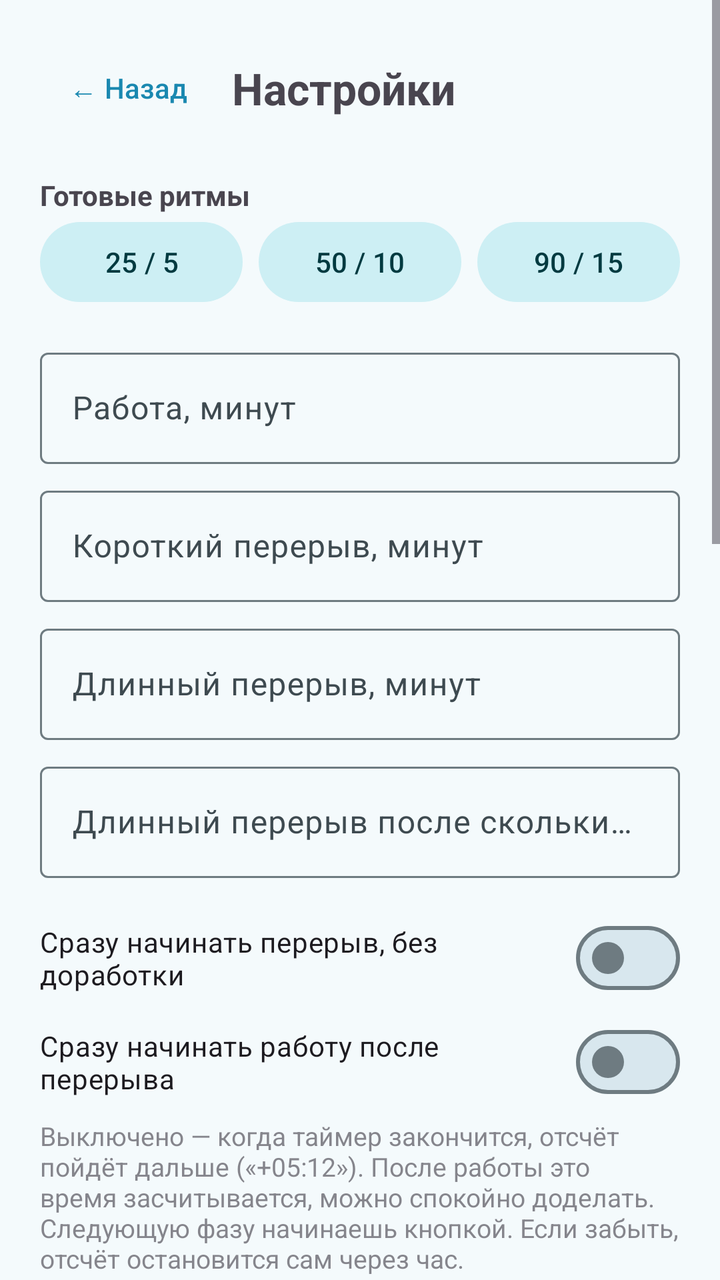
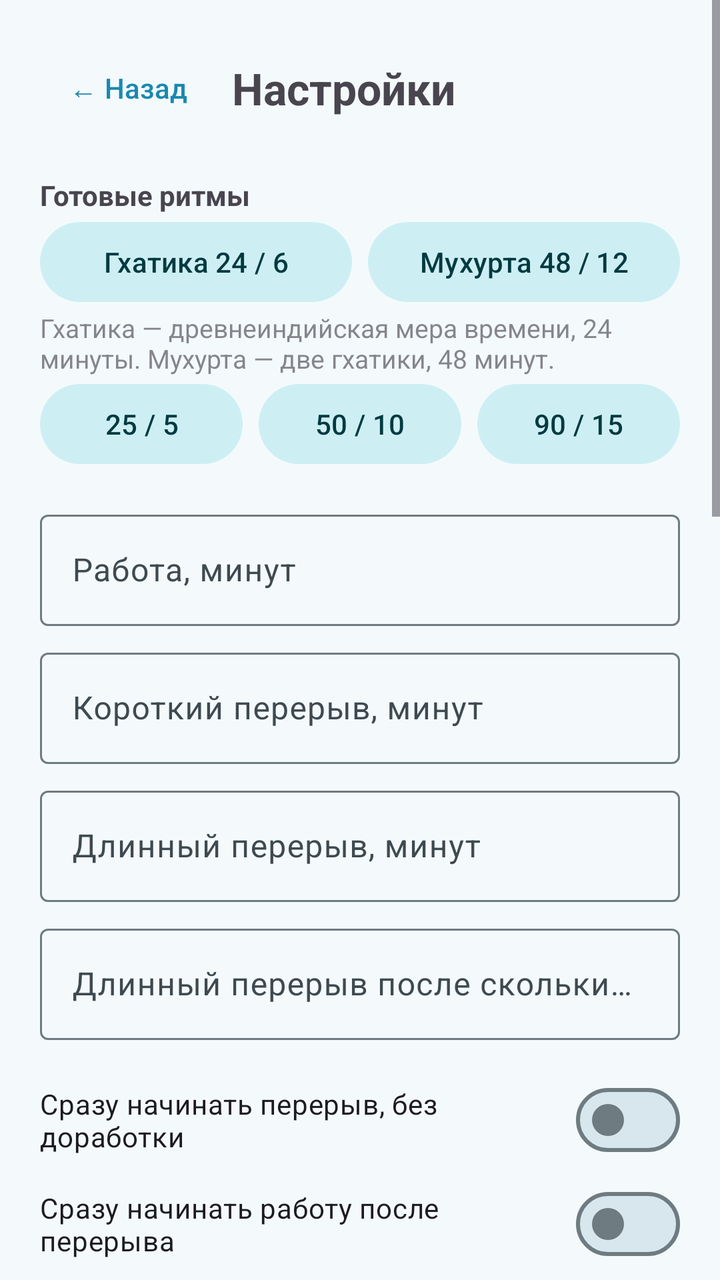

Screens rendered from an Android XML layout before and after an edit, with the pre-edit source and the edit as a unified diff.
<!-- AndroidManifest.xml: application theme Theme.Pomo -->
<!-- res/layout/activity_settings.xml -->
<?xml version="1.0" encoding="utf-8"?>
<ScrollView xmlns:android="http://schemas.android.com/apk/res/android"
    android:layout_width="match_parent"
    android:layout_height="match_parent">

    <LinearLayout
        android:layout_width="match_parent"
        android:layout_height="wrap_content"
        android:orientation="vertical"
        android:padding="20dp">

        <LinearLayout
            android:layout_width="match_parent"
            android:layout_height="wrap_content"
            android:gravity="center_vertical"
            android:orientation="horizontal">

            <com.google.android.material.button.MaterialButton
                android:id="@+id/backButton"
                style="@style/Widget.Material3.Button.TextButton"
                android:layout_width="wrap_content"
                android:layout_height="wrap_content"
                android:text="← Назад" />

            <TextView
                android:layout_width="wrap_content"
                android:layout_height="wrap_content"
                android:layout_marginStart="8dp"
                android:text="Настройки"
                android:textSize="22sp"
                android:textStyle="bold" />
        </LinearLayout>

        <TextView
            android:layout_width="wrap_content"
            android:layout_height="wrap_content"
            android:layout_marginTop="20dp"
            android:text="Готовые ритмы"
            android:textStyle="bold" />

        <LinearLayout
            android:layout_width="match_parent"
            android:layout_height="wrap_content"
            android:orientation="horizontal">

            <com.google.android.material.button.MaterialButton
                android:id="@+id/preset25"
                style="@style/Widget.Material3.Button.TonalButton"
                android:layout_width="0dp"
                android:layout_height="wrap_content"
                android:layout_marginEnd="4dp"
                android:layout_weight="1"
                android:text="25 / 5" />

            <com.google.android.material.button.MaterialButton
                android:id="@+id/preset50"
                style="@style/Widget.Material3.Button.TonalButton"
                android:layout_width="0dp"
                android:layout_height="wrap_content"
                android:layout_marginStart="4dp"
                android:layout_marginEnd="4dp"
                android:layout_weight="1"
                android:text="50 / 10" />

            <com.google.android.material.button.MaterialButton
                android:id="@+id/preset90"
                style="@style/Widget.Material3.Button.TonalButton"
                android:layout_width="0dp"
                android:layout_height="wrap_content"
                android:layout_marginStart="4dp"
                android:layout_weight="1"
                android:text="90 / 15" />
        </LinearLayout>

        <com.google.android.material.textfield.TextInputLayout
            style="@style/Widget.Material3.TextInputLayout.OutlinedBox"
            android:layout_width="match_parent"
            android:layout_height="wrap_content"
            android:layout_marginTop="16dp"
            android:hint="Работа, минут">

            <com.google.android.material.textfield.TextInputEditText
                android:id="@+id/workEdit"
                android:layout_width="match_parent"
                android:layout_height="wrap_content"
                android:inputType="number" />
        </com.google.android.material.textfield.TextInputLayout>

        <com.google.android.material.textfield.TextInputLayout
            style="@style/Widget.Material3.TextInputLayout.OutlinedBox"
            android:layout_width="match_parent"
            android:layout_height="wrap_content"
            android:layout_marginTop="8dp"
            android:hint="Короткий перерыв, минут">

            <com.google.android.material.textfield.TextInputEditText
                android:id="@+id/shortEdit"
                android:layout_width="match_parent"
                android:layout_height="wrap_content"
                android:inputType="number" />
        </com.google.android.material.textfield.TextInputLayout>

        <com.google.android.material.textfield.TextInputLayout
            style="@style/Widget.Material3.TextInputLayout.OutlinedBox"
            android:layout_width="match_parent"
            android:layout_height="wrap_content"
            android:layout_marginTop="8dp"
            android:hint="Длинный перерыв, минут">

            <com.google.android.material.textfield.TextInputEditText
                android:id="@+id/longEdit"
                android:layout_width="match_parent"
                android:layout_height="wrap_content"
                android:inputType="number" />
        </com.google.android.material.textfield.TextInputLayout>

        <com.google.android.material.textfield.TextInputLayout
            style="@style/Widget.Material3.TextInputLayout.OutlinedBox"
            android:layout_width="match_parent"
            android:layout_height="wrap_content"
            android:layout_marginTop="8dp"
            android:hint="Длинный перерыв после скольких циклов">

            <com.google.android.material.textfield.TextInputEditText
                android:id="@+id/cyclesEdit"
                android:layout_width="match_parent"
                android:layout_height="wrap_content"
                android:inputType="number" />
        </com.google.android.material.textfield.TextInputLayout>

        <com.google.android.material.materialswitch.MaterialSwitch
            android:id="@+id/autoBreakSwitch"
            android:layout_width="match_parent"
            android:layout_height="wrap_content"
            android:layout_marginTop="16dp"
            android:text="Сразу начинать перерыв, без доработки" />

        <com.google.android.material.materialswitch.MaterialSwitch
            android:id="@+id/autoWorkSwitch"
            android:layout_width="match_parent"
            android:layout_height="wrap_content"
            android:layout_marginTop="4dp"
            android:text="Сразу начинать работу после перерыва" />

        <TextView
            android:layout_width="match_parent"
            android:layout_height="wrap_content"
            android:layout_marginTop="4dp"
            android:alpha="0.65"
            android:text="Выключено — когда таймер закончится, отсчёт пойдёт дальше («+05:12»). После работы это время засчитывается, можно спокойно доделать. Следующую фазу начинаешь кнопкой. Если забыть, отсчёт остановится сам через час."
            android:textSize="13sp" />

        <com.google.android.material.materialswitch.MaterialSwitch
            android:id="@+id/keepScreenSwitch"
            android:layout_width="match_parent"
            android:layout_height="wrap_content"
            android:layout_marginTop="12dp"
            android:text="Не гасить экран, пока идёт таймер" />

        <TextView
            android:layout_width="match_parent"
            android:layout_height="wrap_content"
            android:alpha="0.65"
            android:text="Работает, пока приложение открыто на экране. На паузе и после остановки экран гаснет как обычно."
            android:textSize="13sp" />

        <TextView
            android:layout_width="match_parent"
            android:layout_height="wrap_content"
            android:layout_marginTop="24dp"
            android:text="Цели"
            android:textStyle="bold" />

        <com.google.android.material.textfield.TextInputLayout
            style="@style/Widget.Material3.TextInputLayout.OutlinedBox"
            android:layout_width="match_parent"
            android:layout_height="wrap_content"
            android:layout_marginTop="8dp"
            android:hint="Цель на день, часов (0 — без цели)">

            <com.google.android.material.textfield.TextInputEditText
                android:id="@+id/dailyGoalEdit"
                android:layout_width="match_parent"
                android:layout_height="wrap_content"
                android:inputType="numberDecimal" />
        </com.google.android.material.textfield.TextInputLayout>

        <com.google.android.material.textfield.TextInputLayout
            style="@style/Widget.Material3.TextInputLayout.OutlinedBox"
            android:layout_width="match_parent"
            android:layout_height="wrap_content"
            android:layout_marginTop="8dp"
            android:hint="Большая цель, часов (0 — без цели)">

            <com.google.android.material.textfield.TextInputEditText
                android:id="@+id/bigGoalEdit"
                android:layout_width="match_parent"
                android:layout_height="wrap_content"
                android:inputType="number" />
        </com.google.android.material.textfield.TextInputLayout>

        <TextView
            android:layout_width="match_parent"
            android:layout_height="wrap_content"
            android:layout_marginTop="24dp"
            android:text="Звуки"
            android:textStyle="bold" />

        <LinearLayout
            android:layout_width="match_parent"
            android:layout_height="wrap_content"
            android:layout_marginTop="8dp"
            android:gravity="center_vertical"
            android:orientation="horizontal">

            <LinearLayout
                android:layout_width="0dp"
                android:layout_height="wrap_content"
                android:layout_weight="1"
                android:orientation="vertical">

                <TextView
                    android:layout_width="wrap_content"
                    android:layout_height="wrap_content"
                    android:text="Конец работы (пора отдыхать)"
                    android:textSize="15sp" />

                <TextView
                    android:id="@+id/workSoundName"
                    android:layout_width="wrap_content"
                    android:layout_height="wrap_content"
                    android:alpha="0.65"
                    android:textSize="13sp" />
            </LinearLayout>

            <com.google.android.material.button.MaterialButton
                android:id="@+id/workSoundPlay"
                style="@style/Widget.Material3.Button.TextButton"
                android:layout_width="wrap_content"
                android:layout_height="wrap_content"
                android:minWidth="48dp"
                android:text="▶" />

            <com.google.android.material.button.MaterialButton
                android:id="@+id/workSoundChange"
                style="@style/Widget.Material3.Button.TonalButton"
                android:layout_width="wrap_content"
                android:layout_height="wrap_content"
                android:text="Сменить" />
        </LinearLayout>

        <LinearLayout
            android:layout_width="match_parent"
            android:layout_height="wrap_content"
            android:layout_marginTop="8dp"
            android:gravity="center_vertical"
            android:orientation="horizontal">

            <LinearLayout
                android:layout_width="0dp"
                android:layout_height="wrap_content"
                android:layout_weight="1"
                android:orientation="vertical">

                <TextView
                    android:layout_width="wrap_content"
                    android:layout_height="wrap_content"
                    android:text="Конец перерыва (пора работать)"
                    android:textSize="15sp" />

                <TextView
                    android:id="@+id/breakSoundName"
                    android:layout_width="wrap_content"
                    android:layout_height="wrap_content"
                    android:alpha="0.65"
                    android:textSize="13sp" />
            </LinearLayout>

            <com.google.android.material.button.MaterialButton
                android:id="@+id/breakSoundPlay"
                style="@style/Widget.Material3.Button.TextButton"
                android:layout_width="wrap_content"
                android:layout_height="wrap_content"
                android:minWidth="48dp"
                android:text="▶" />

            <com.google.android.material.button.MaterialButton
                android:id="@+id/breakSoundChange"
                style="@style/Widget.Material3.Button.TonalButton"
                android:layout_width="wrap_content"
                android:layout_height="wrap_content"
                android:text="Сменить" />
        </LinearLayout>

        <com.google.android.material.materialswitch.MaterialSwitch
            android:id="@+id/alarmVolumeSwitch"
            android:layout_width="match_parent"
            android:layout_height="wrap_content"
            android:layout_marginTop="12dp"
            android:text="Громкость будильника" />

        <TextView
            android:layout_width="match_parent"
            android:layout_height="wrap_content"
            android:alpha="0.65"
            android:text="Включено — звук слышно и в беззвучном режиме, громкость как у будильника. Выключено — громкость уведомлений."
            android:textSize="13sp" />

        <com.google.android.material.button.MaterialButton
            android:id="@+id/saveButton"
            android:layout_width="match_parent"
            android:layout_height="56dp"
            android:layout_marginTop="20dp"
            android:text="Сохранить" />

        <TextView
            android:layout_width="match_parent"
            android:layout_height="wrap_content"
            android:layout_marginTop="28dp"
            android:text="Надёжность"
            android:textStyle="bold" />

        <TextView
            android:layout_width="match_parent"
            android:layout_height="wrap_content"
            android:layout_marginTop="4dp"
            android:alpha="0.65"
            android:text="Если напоминания опаздывают, в сведениях о приложении сними ограничения батареи. Вибрацию напоминаний можно настроить в настройках уведомлений."
            android:textSize="13sp" />

        <com.google.android.material.button.MaterialButton
            android:id="@+id/notifButton"
            style="@style/Widget.Material3.Button.OutlinedButton"
            android:layout_width="match_parent"
            android:layout_height="wrap_content"
            android:layout_marginTop="8dp"
            android:text="Настройки уведомлений" />

        <com.google.android.material.button.MaterialButton
            android:id="@+id/appInfoButton"
            style="@style/Widget.Material3.Button.OutlinedButton"
            android:layout_width="match_parent"
            android:layout_height="wrap_content"
            android:text="Сведения о приложении (батарея)" />
    </LinearLayout>
</ScrollView>
<!-- resources referenced by this layout -->
<resources>
  <style name="Theme.Pomo" parent="Theme.Material3.DayNight.NoActionBar">
          <item name="colorPrimary">#1A88B0</item>
          <item name="colorOnPrimary">#FFFFFF</item>
          <item name="colorPrimaryContainer">#C4E9F7</item>
          <item name="colorOnPrimaryContainer">#00354A</item>
          <item name="colorPrimaryInverse">#7DD0EE</item>
  
          <item name="colorSecondary">#169A8E</item>
          <item name="colorOnSecondary">#FFFFFF</item>
          <item name="colorSecondaryContainer">#CDEFF4</item>
          <item name="colorOnSecondaryContainer">#003A40</item>
  
          <item name="colorTertiary">#3F7FBF</item>
          <item name="colorOnTertiary">#FFFFFF</item>
          <item name="colorTertiaryContainer">#D6E6FA</item>
          <item name="colorOnTertiaryContainer">#0E2F52</item>
  
          <item name="android:colorBackground">#F4FAFC</item>
          <item name="colorOnBackground">#151C1F</item>
          <item name="colorSurface">#F4FAFC</item>
          <item name="colorOnSurface">#151C1F</item>
          <item name="colorSurfaceVariant">#DAE7ED</item>
          <item name="colorOnSurfaceVariant">#3E4A50</item>
          <item name="colorSurfaceInverse">#2A3134</item>
          <item name="colorOnSurfaceInverse">#EBF2F5</item>
          <item name="colorSurfaceContainerLowest">#FFFFFF</item>
          <item name="colorSurfaceContainerLow">#EBF5F9</item>
          <item name="colorSurfaceContainer">#E5F1F6</item>
          <item name="colorSurfaceContainerHigh">#DFECF2</item>
          <item name="colorSurfaceContainerHighest">#D8E7EE</item>
          <item name="colorSurfaceDim">#D2E0E6</item>
          <item name="colorSurfaceBright">#F4FAFC</item>
          <item name="colorOutline">#6E7B81</item>
          <item name="colorOutlineVariant">#BCCAD0</item>
  
          <item name="android:statusBarColor">#F4FAFC</item>
          <item name="android:windowLightStatusBar">true</item>
          <item name="android:navigationBarColor">#F4FAFC</item>
      </style>
</resources>

<!-- the commit's change to res/layout/activity_settings.xml (unified diff, before → after) -->
@@ -37,6 +37,37 @@
             android:layout_marginTop="20dp"
             android:text="Готовые ритмы"
             android:textStyle="bold" />
+
+        <LinearLayout
+            android:layout_width="match_parent"
+            android:layout_height="wrap_content"
+            android:orientation="horizontal">
+
+            <com.google.android.material.button.MaterialButton
+                android:id="@+id/presetGhatika"
+                style="@style/Widget.Material3.Button.TonalButton"
+                android:layout_width="0dp"
+                android:layout_height="wrap_content"
+                android:layout_marginEnd="4dp"
+                android:layout_weight="1"
+                android:text="Гхатика 24 / 6" />
+
+            <com.google.android.material.button.MaterialButton
+                android:id="@+id/presetMuhurta"
+                style="@style/Widget.Material3.Button.TonalButton"
+                android:layout_width="0dp"
+                android:layout_height="wrap_content"
+                android:layout_marginStart="4dp"
+                android:layout_weight="1"
+                android:text="Мухурта 48 / 12" />
+        </LinearLayout>
+
+        <TextView
+            android:layout_width="match_parent"
+            android:layout_height="wrap_content"
+            android:alpha="0.65"
+            android:text="Гхатика — древнеиндийская мера времени, 24 минуты. Мухурта — две гхатики, 48 минут."
+            android:textSize="13sp" />
 
         <LinearLayout
             android:layout_width="match_parent"
